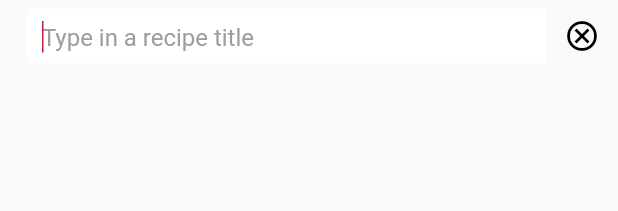
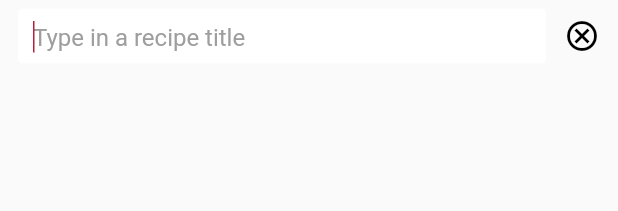
Before and after one commit to happy-trains/flutter-recipe, a Flutter app: the SearchBar widget shown alone on an empty page, opened directly, after a tap on the "search" icon, on a phone screen of 412 x 824 dp. Shown: the top 211 px of the screen. Run offline on Flutter 3.47's test engine with Material 2 defaults, Android fonts, the phone set to English and light mode, and no system bars; our stand-ins replace bloc, dartz, equatable, flutter_bloc, get_it, internet_connection_checker and 1 more; missing offline and left inert: typesense; accounts and stored records are empty; statements that could not run were skipped.

Commit message:
Update `_maxWidth`'s calculation. Add `_perPage`.

```diff
--- a/lib/features/search_recipe/presentation/widgets/search_bar.dart
+++ b/lib/features/search_recipe/presentation/widgets/search_bar.dart
@@ -37,7 +37,7 @@ class _SearchBarState extends State<SearchBar>
 
   @override
   void didChangeDependencies() {
-    _maxWidth = MediaQuery.of(context).size.width * 0.84;
+    _maxWidth = MediaQuery.of(context).size.width - 60;
     super.didChangeDependencies();
   }
 
@@ -86,7 +86,7 @@ class _SearchBarState extends State<SearchBar>
         focusNode: _focusNode,
         controller: _textEditingController,
         onChanged: (query) => _bloc.add(
-          GetRecipes(query),
+          GetRecipes(query, _perPage(context)),
         ),
         style: Theme.of(context).textTheme.headline2,
         cursorColor: Theme.of(context).colorScheme.secondary,
@@ -114,4 +114,10 @@ class _SearchBarState extends State<SearchBar>
     _textEditingController.dispose();
     super.dispose();
   }
+
+  int _perPage(BuildContext context) =>
+      MediaQuery.of(context).size.height > 500 ||
+              MediaQuery.of(context).size.width > 500
+          ? 20
+          : 10;
 }
```
